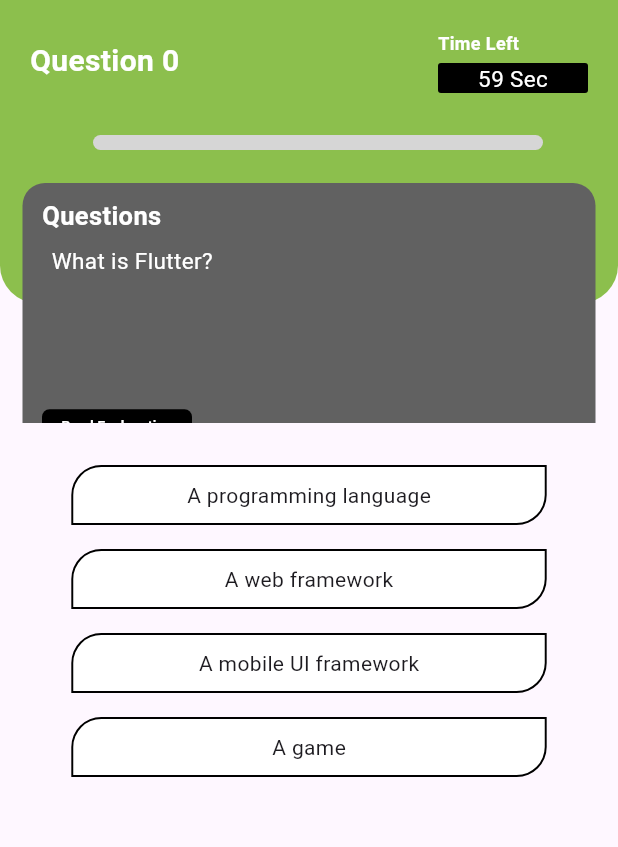
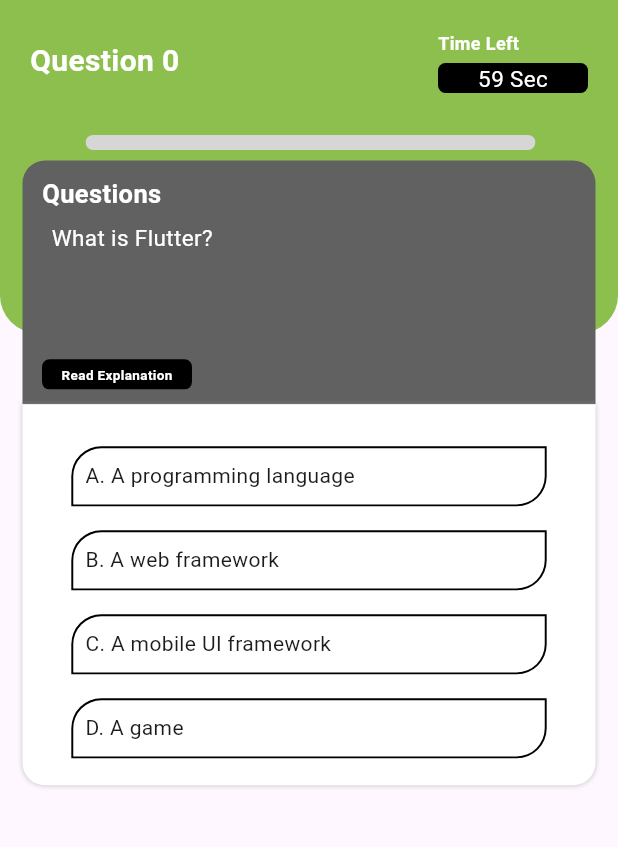
Before and after one commit to Farhathullah-Najeeb/QuizApp, a Flutter app: the screen it shows after launch, after a tap on "Start the quiz", on a phone screen of 412 x 824 dp, the part 102-949 px from its top. Run offline on Flutter 3.47's test engine with Material 3 defaults, Android fonts, the phone set to English and light mode, and no system bars; our stand-ins replace google_fonts.

Commit message:
ui changes

```diff
--- a/lib/about_page/about_page.dart
+++ b/lib/about_page/about_page.dart
@@ -100,7 +100,7 @@
                                     MainAxisAlignment.spaceBetween,
                                 children: [
                                   Padding(
-                                    padding: EdgeInsets.all(5.0),
+                                    padding: EdgeInsets.only(left: 10),
                                     child: Text(
                                       "About Us",
                                       style: TextStyle(
--- a/lib/features/home_page/view/home_page.dart
+++ b/lib/features/home_page/view/home_page.dart
@@ -79,24 +79,32 @@
                                   padding: const EdgeInsets.only(left: 5),
                                   child: Column(
                                     crossAxisAlignment:
-                                        CrossAxisAlignment.center,
+                                        CrossAxisAlignment.start,
                                     children: [
                                       const SizedBox(
                                         height: 20,
                                       ),
-                                      Text(
+                                      Padding(
+                                        padding:
+                                            const EdgeInsets.only(left: 10),
+                                        child: Text(
                                           quiz.totalScore.toString(),
                                           style: TextStyle(
                                               fontSize: 25,
                                               fontWeight: FontWeight.bold,
                                               color: Colors.yellow[400]),
                                         ),
-                                      Text(
+                                      ),
+                                      Padding(
+                                        padding:
+                                            const EdgeInsets.only(left: 10),
+                                        child: Text(
                                           "Your Total Quiz",
                                           style: GoogleFonts.lato(
                                             color: kwhiteColor,
-                                          fontSize: 15,
-                                          fontWeight: FontWeight.w500,
+                                            fontSize: 12,
+                                            fontWeight: FontWeight.w600,
+                                          ),
                                         ),
                                       ),
                                       TextButton(
@@ -123,7 +131,8 @@
                                             child: Text(
                                               "Start the quiz",
                                               style: GoogleFonts.lato(
-                                                color: kwhiteColor,
+                                                fontSize: 10,
+                                                color: Colors.black,
                                                 fontWeight: FontWeight.w400,
                                               ),
                                             ),
--- a/lib/features/questions_page/questions_page.dart
+++ b/lib/features/questions_page/questions_page.dart
@@ -41,9 +41,9 @@
                 Stack(
                   children: [
                     Container(
-                      margin: const EdgeInsets.only(bottom: 80.0),
+                      margin: const EdgeInsets.only(bottom: 350.0),
                       alignment: Alignment.topCenter,
-                      height: 270.0,
+                      height: 290.0,
                       decoration: const BoxDecoration(
                           color: backgroundcolor,
                           borderRadius: BorderRadius.only(
@@ -120,7 +120,7 @@
                                         width: 100,
                                         decoration: BoxDecoration(
                                           borderRadius:
-                                              BorderRadius.circular(2),
+                                              BorderRadius.circular(5),
                                           color: Colors.black,
                                         ),
                                         child: Center(
@@ -156,7 +156,10 @@
                                       bottom: 10, left: 12),
                                   child: Consumer<QuizProvider>(
                                       builder: (context, provider, child) =>
-                                          SizedBox(
+                                          Padding(
+                                            padding: const EdgeInsets.only(
+                                                right: 10),
+                                            child: SizedBox(
                                               width: 300,
                                               height: 10,
                                               child: ClipRRect(
@@ -170,6 +173,7 @@
                                                           Color>(darkGreen),
                                                   backgroundColor:
                                                       const Color(0xffD6D6D6),
+                                                ),
                                               ),
                                             ),
                                           )
@@ -198,24 +202,25 @@
                       top: 160.0,
                       right: -10.0,
                       left: -10.0,
-                      // bottom: 10,
                       child: Container(
                           width: 400.0,
-                          height: 400,
+                          height: 500,
                           padding: const EdgeInsets.symmetric(
-                              vertical: 30.0, horizontal: 25.0),
-                          child: Container(
-                            height: 300,
-                            width: 350,
+                              vertical: 15.0, horizontal: 25.0),
+                          child: Column(
+                            children: [
+                              Container(
                                 decoration: BoxDecoration(
                                     color: Colors.grey.shade700,
-                                borderRadius: const BorderRadius.all(
-                                    Radius.circular(15))),
+                                    borderRadius: const BorderRadius.only(
+                                        topLeft: Radius.circular(15),
+                                        topRight: Radius.circular(15))),
                                 child: Column(
                                   crossAxisAlignment: CrossAxisAlignment.start,
                                   children: [
                                     const Padding(
-                                  padding: EdgeInsets.only(left: 13, top: 10),
+                                      padding:
+                                          EdgeInsets.only(left: 13, top: 10),
                                       child: Text(
                                         "Questions",
                                         style: TextStyle(
@@ -229,19 +234,20 @@
                                     ),
                                     Center(
                                       child: SizedBox(
-                                    height: height / 7.5,
+                                        height: height / 9,
                                         width: width / 1.2,
                                         child: Text(
                                           quiz.questions[quiz.questionIndex]
                                               ['questionText'],
                                           style: const TextStyle(
-                                          fontSize: 15.0, color: Colors.white),
-                                      // textAlign: TextAlign.center,
+                                              fontSize: 15.0,
+                                              color: Colors.white),
                                         ),
                                       ),
                                     ),
                                     Padding(
-                                  padding: const EdgeInsets.only(left: 13),
+                                      padding: const EdgeInsets.only(
+                                          left: 13, bottom: 10),
                                       child: InkWell(
                                         onTap: () {
                                           _showPopup(context);
@@ -264,49 +270,86 @@
                                           ),
                                         ),
                                       ),
+                                    ),
+                                  ],
+                                ),
+                              ),
+                              Container(
+                                  width: width / 1,
+                                  decoration: BoxDecoration(
+                                    borderRadius: const BorderRadius.only(
+                                        bottomLeft: Radius.circular(15),
+                                        bottomRight: Radius.circular(15)),
+                                    color: Colors.white,
+                                    boxShadow: [
+                                      BoxShadow(
+                                        color: Colors.grey.withOpacity(0.5),
+                                        blurRadius: 2,
+                                      ),
+                                    ],
+                                  ),
+                                  child: Column(
+                                    children: [
+                                      const SizedBox(height: 20.0),
+                                      ...(quiz.questions[quiz.questionIndex]
+                                                  ['answers']
+                                              as List<Map<String, dynamic>>)
+                                          .map((answer) => Padding(
+                                                padding:
+                                                    const EdgeInsets.all(8.0),
+                                                child: InkWell(
+                                                  onTap: () =>
+                                                      quiz.answerQuestion(
+                                                    score: answer['score'],
+                                                    quizFinished: () {
+                                                      Navigator.pushReplacement(
+                                                        context,
+                                                        MaterialPageRoute(
+                                                          builder: (context) =>
+                                                              const ResultPage(),
+                                                        ),
+                                                      );
+                                                    },
+                                                  ),
+                                                  child: Container(
+                                                    height: 40,
+                                                    width: width / 1.3,
+                                                    decoration: BoxDecoration(
+                                                        color: Colors.white,
+                                                        borderRadius:
+                                                            const BorderRadius
+                                                                .only(
+                                                                topLeft: Radius
+                                                                    .circular(
+                                                                        20),
+                                                                bottomRight: Radius
+                                                                    .circular(
+                                                                        20)),
+                                                        border: Border.all(
+                                                          color: Colors.black,
+                                                          width: 1.3,
+                                                        )),
+                                                    child: Padding(
+                                                      padding:
+                                                          const EdgeInsets.all(
+                                                              8.0),
+                                                      child:
+                                                          Text(answer['text']),
+                                                    ),
+                                                  ),
+                                                ),
+                                              )),
+                                      const SizedBox(
+                                        height: 10,
                                       )
                                     ],
-                            ),
+                                  )),
+                            ],
                           )),
                     ),
                   ],
                 ),
               ]),
-              const SizedBox(height: 20.0),
-              ...(quiz.questions[quiz.questionIndex]['answers']
-                      as List<Map<String, dynamic>>)
-                  .map((answer) =>
-                   Padding(
-                        padding: const EdgeInsets.all(8.0),
-                        child: InkWell(
-                          onTap: () => quiz.answerQuestion(
-                            score: answer['score'],
-                            quizFinished: () {
-                              Navigator.pushReplacement(
-                                context,
-                                MaterialPageRoute(
-                                  builder: (context) => const ResultPage(),
-                                ),
-                              );
-                            },
-                          ),
-                          child:
-                           Container(
-                            height: 40,
-                            width: width / 1.3,
-                            decoration: BoxDecoration(
-                                color: Colors.white,
-                                borderRadius: const BorderRadius.only(
-                                    topLeft: Radius.circular(20),
-                                    bottomRight: Radius.circular(20)),
-                                border: Border.all(
-                                  color: Colors.black,
-                                  width: 1.3,
-                                )),
-                            child: Center(child: Text(answer['text'])),
-                          ),
-                        ),
-                      )),
             ],
           ),
         ),
```
Also changed, not shown: lib/features/home_page/provider/question_provider.dart (+40 -44 lines). Lines whose indentation alone changed are shown as unchanged.
